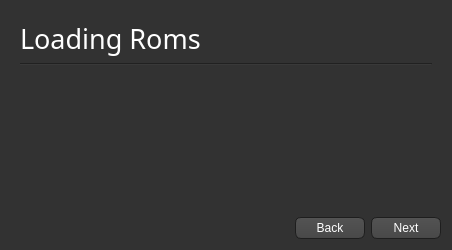
The window that FirstSetup.ui (BenjaminHalko/WiiMusicEditorPlus) describes before a commit, drawn with Qt 5.
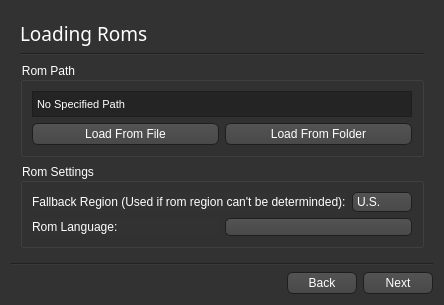
The same window after the commit. The open tabs and pages were chosen to show the change. Icons and pictures are not drawn.

Patch:
```diff
--- a/FirstSetup.ui
+++ b/FirstSetup.ui
@@ -6,8 +6,8 @@
    <rect>
     <x>0</x>
     <y>0</y>
-    <width>452</width>
-    <height>250</height>
+    <width>404</width>
+    <height>294</height>
    </rect>
   </property>
   <property name="windowTitle">
@@ -127,6 +127,7 @@
     border-style: solid;
     border: 1px solid #1e1e1e;
     border-radius: 5;
+	padding-left: 4px;
 }
 
 QComboBox:hover,QPushButton:hover
@@ -137,8 +138,6 @@
 
 QComboBox:on
 {
-    padding-top: 3px;
-    padding-left: 4px;
     background-color: QLinearGradient( x1: 0, y1: 0, x2: 0, y2: 1, stop: 0 #2d2d2d, stop: 0.1 #2b2b2b, stop: 0.5 #292929, stop: 0.9 #282828, stop: 1 #252525);
     selection-background-color: #ffaa00;
 }
@@ -548,7 +547,7 @@
          <property name="font">
           <font>
            <family>Continuum Medium</family>
-           <pointsize>20</pointsize>
+           <pointsize>14</pointsize>
           </font>
          </property>
          <property name="text">
@@ -564,7 +563,158 @@
         </widget>
        </item>
        <item>
-        <spacer name="verticalSpacer_2">
+        <widget class="QGroupBox" name="RomPath">
+         <property name="title">
+          <string>Rom Path</string>
+         </property>
+         <layout class="QVBoxLayout" name="verticalLayout_7">
+          <item>
+           <widget class="QLabel" name="RomPath_Label">
+            <property name="minimumSize">
+             <size>
+              <width>0</width>
+              <height>26</height>
+             </size>
+            </property>
+            <property name="maximumSize">
+             <size>
+              <width>16777215</width>
+              <height>26</height>
+             </size>
+            </property>
+            <property name="font">
+             <font>
+              <pointsize>8</pointsize>
+             </font>
+            </property>
+            <property name="acceptDrops">
+             <bool>true</bool>
+            </property>
+            <property name="styleSheet">
+             <string notr="true">QLabel
+{
+padding: 1px;
+border: 1px solid;
+border-color: #1e1e1e;
+background-color: #242424;
+}
+
+QLabel[error=&quot;true&quot;]
+{
+padding: 1px;
+border: 1px solid;
+border-color: red;
+background-color: #242424;
+}</string>
+            </property>
+            <property name="text">
+             <string>No Specified Path</string>
+            </property>
+           </widget>
+          </item>
+          <item>
+           <layout class="QHBoxLayout" name="RomPath_Buttons">
+            <item>
+             <widget class="QPushButton" name="RomPath_File">
+              <property name="text">
+               <string>Load From File</string>
+              </property>
+             </widget>
+            </item>
+            <item>
+             <widget class="QPushButton" name="RomPath_Folder">
+              <property name="text">
+               <string>Load From Folder</string>
+              </property>
+             </widget>
+            </item>
+           </layout>
+          </item>
+         </layout>
+        </widget>
+       </item>
+       <item>
+        <widget class="QGroupBox" name="RomSettings">
+         <property name="title">
+          <string>Rom Settings</string>
+         </property>
+         <layout class="QVBoxLayout" name="verticalLayout_9">
+          <item>
+           <layout class="QHBoxLayout" name="Region">
+            <item>
+             <widget class="QLabel" name="RegionLabel">
+              <property name="text">
+               <string>Fallback Region (Used if rom region can't be determinded):</string>
+              </property>
+             </widget>
+            </item>
+            <item>
+             <widget class="QComboBox" name="RegionBox">
+              <property name="minimumSize">
+               <size>
+                <width>60</width>
+                <height>20</height>
+               </size>
+              </property>
+              <item>
+               <property name="text">
+                <string>U.S.</string>
+               </property>
+              </item>
+              <item>
+               <property name="text">
+                <string>Europe</string>
+               </property>
+              </item>
+              <item>
+               <property name="text">
+                <string>Japan</string>
+               </property>
+              </item>
+              <item>
+               <property name="text">
+                <string>Korea</string>
+               </property>
+              </item>
+             </widget>
+            </item>
+           </layout>
+          </item>
+          <item>
+           <layout class="QHBoxLayout" name="RomLanguage">
+            <item>
+             <widget class="QLabel" name="RomLanguageLabel">
+              <property name="sizePolicy">
+               <sizepolicy hsizetype="Minimum" vsizetype="Preferred">
+                <horstretch>0</horstretch>
+                <verstretch>0</verstretch>
+               </sizepolicy>
+              </property>
+              <property name="text">
+               <string>Rom Language:</string>
+              </property>
+             </widget>
+            </item>
+            <item>
+             <widget class="QComboBox" name="RomLanguageBox">
+              <property name="sizePolicy">
+               <sizepolicy hsizetype="Preferred" vsizetype="Fixed">
+                <horstretch>0</horstretch>
+                <verstretch>0</verstretch>
+               </sizepolicy>
+              </property>
+              <property name="currentText">
+               <string notr="true"/>
+              </property>
+             </widget>
+            </item>
+           </layout>
+          </item>
+         </layout>
+        </widget>
+       </item>
+       <item>
+        <spacer name="RomSpacer">
          <property name="orientation">
           <enum>Qt::Vertical</enum>
          </property>
@@ -655,6 +805,13 @@
      </widget>
     </widget>
    </item>
+   <item>
+    <widget class="Line" name="BottomLine">
+     <property name="orientation">
+      <enum>Qt::Horizontal</enum>
+     </property>
+    </widget>
+   </item>
    <item>
     <layout class="QHBoxLayout" name="MenuButtons">
      <item>
```
Left out of the diff: 251 changed lines with no effect on the pictures.
